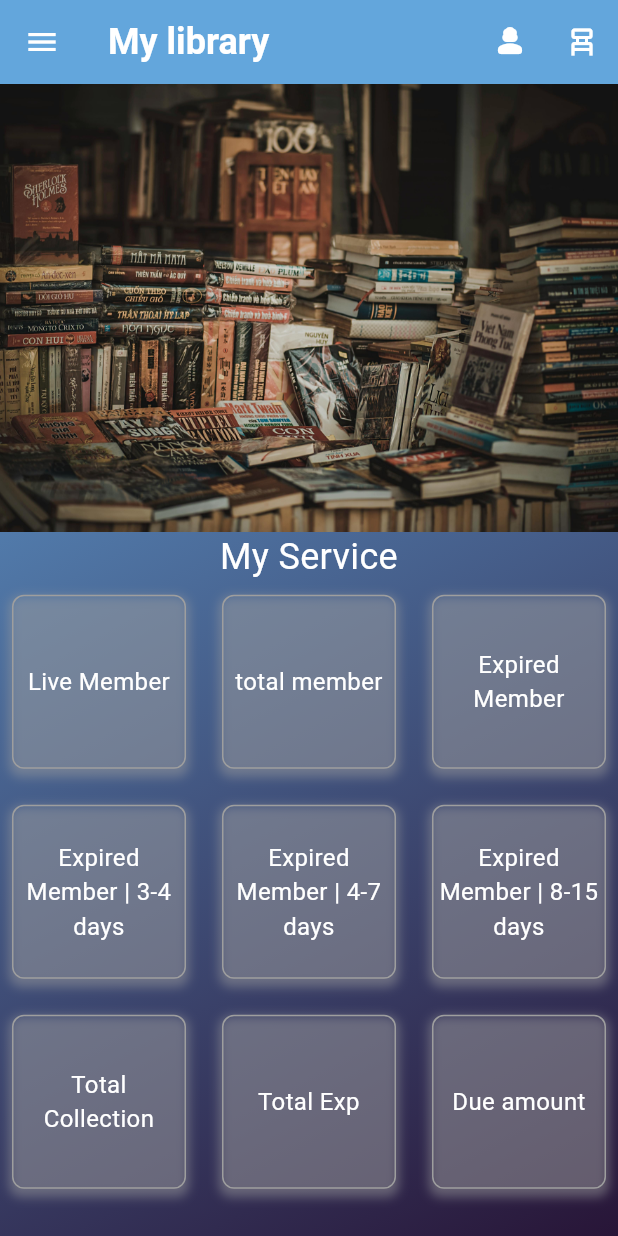
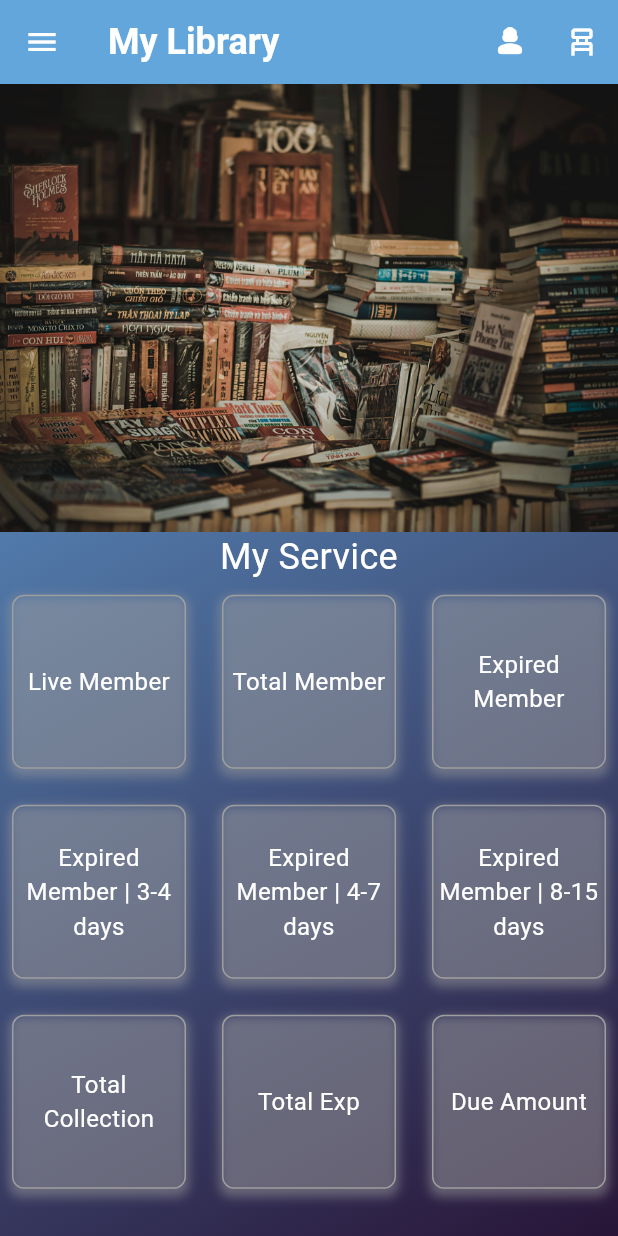
Before and after one commit to SUMITKRROY/my-library, a Flutter app: the HomeScreen screen opened by its route, on a phone screen of 412 x 824 dp. Run offline on Flutter 3.47's test engine with Material 3 defaults, Android fonts, the phone set to English and light mode, and no system bars; our stand-ins replace bloc, flutter_bloc, flutter_screenutil, sqflite; accounts and stored records are empty.

Commit message:
member page create

```diff
--- /dev/null
+++ b/devtools_options.yaml
@@ -0,0 +1,3 @@
+description: This file stores settings for Dart & Flutter DevTools.
+documentation: https://docs.flutter.dev/tools/devtools/extensions#configure-extension-enablement-states
+extensions:
--- a/lib/database/database_helper.dart
+++ b/lib/database/database_helper.dart
@@ -1,5 +1,5 @@
-import 'package:mylibrary/database/table/seat_allotment.dart';
-import 'package:mylibrary/database/table/user_profile.dart';
+import 'package:mylibrary/database/table/seat_allotment_db.dart';
+import 'package:mylibrary/database/table/user_profile_db.dart';
 import 'package:path/path.dart';
 import 'package:sqflite/sqflite.dart';
 
--- /dev/null
+++ b/lib/provider/seat_allotment/getseat_event.dart
@@ -0,0 +1,25 @@
+part of 'getseat_bloc.dart';
+
+@immutable
+sealed class GetSeatEvent {}
+
+class GetSeatSuccessEvent extends GetSeatEvent {
+
+}
+
+class InsertSeatEvent extends GetSeatEvent {
+  final String selectedShift;
+  final String memberId;
+  final String chairNo;
+  final String memberStatus;
+
+  // Constructor with required parameters
+  InsertSeatEvent({
+    required this.selectedShift,
+    required this.memberId,
+    required this.chairNo,
+    required this.memberStatus,
+  });
+}
+
+class DeleteAllSeatsEvent extends GetSeatEvent {}
--- /dev/null
+++ b/lib/provider/seat_allotment/getseat_state.dart
@@ -0,0 +1,13 @@
+part of 'getseat_bloc.dart';
+
+@immutable
+sealed class GetSeatState {}
+
+final class GetSeatInitial extends GetSeatState {}
+class GetSeatLoading extends GetSeatState {}
+class GetSeatSuccess extends GetSeatState {}
+class GetSeatError extends GetSeatState {
+  String error;
+
+  GetSeatError(this.error);
+}
--- a/lib/route/route_generater.dart
+++ b/lib/route/route_generater.dart
@@ -42,7 +42,7 @@ class MyRoutes {
             final args = settings.arguments as MemberScreen;
             return MemberScreen(
               title: args.title,
-              message: args.message,
+              index: args.index,
             );
           },
         );
--- a/lib/view/home_screen.dart
+++ b/lib/view/home_screen.dart
@@ -4,16 +4,15 @@ import 'package:flutter_screenutil/flutter_screenutil.dart';
 import 'package:mylibrary/component/myText.dart';
 import 'package:mylibrary/route/pageroute.dart';
 import 'package:mylibrary/route/route_generater.dart';
-
 import '../component/container.dart';
 import '../component/mybutton.dart';
-import '../database/table/seat_allotment.dart';
-import '../database/table/user_profile.dart';
+import '../database/table/seat_allotment_db.dart';
+import '../database/table/user_profile_db.dart';
 import 'login_screen.dart';
 import 'member.dart';
 
 class HomeScreen extends StatefulWidget {
-  const HomeScreen({super.key});
+  const HomeScreen({Key? key}) : super(key: key);
 
   @override
   State<HomeScreen> createState() => _HomeScreenState();
@@ -24,7 +23,7 @@ class _HomeScreenState extends State<HomeScreen> {
   int _currentPage = 0;
   Timer? _timer;
 
-  Map<String, dynamic> product = {
+  final Map<String, dynamic> product = {
     "library": {
       "banner": [
         {"img_url": "assets/banner/1st.jpg"},
@@ -35,21 +34,19 @@ class _HomeScreenState extends State<HomeScreen> {
     }
   };
 
-  Map<String, dynamic> grid_Details = {
+  final Map<String, dynamic> grid_Details = {
     "PREMIUM_BOUTIQUES": [
       {"icon": "", "heading": "Live Member", "count": "0"},
-      {"icon": "", "heading": "total member", "count": "1"},
+      {"icon": "", "heading": "Total Member", "count": "1"},
       {"icon": "", "heading": "Expired Member", "count": "3"},
       {"icon": "", "heading": "Expired Member | 3-4 days", "count": "5"},
       {"icon": "", "heading": "Expired Member | 4-7 days", "count": "5"},
       {"icon": "", "heading": "Expired Member | 8-15 days", "count": "5"},
       {"icon": "", "heading": "Total Collection", "count": "5"},
       {"icon": "", "heading": "Total Exp", "count": "2"},
-      {"icon": "", "heading": "Due amount", "count": "4"}
+      {"icon": "", "heading": "Due Amount", "count": "4"}
     ]
   };
-
-  Map<String, dynamic> appDetailSet = {};
 
   @override
   void initState() {
@@ -64,8 +61,6 @@ class _HomeScreenState extends State<HomeScreen> {
     _timer?.cancel();
     super.dispose();
   }
-
-
 
   void _startTimer() {
     _timer = Timer.periodic(Duration(seconds: 2), (Timer timer) {
@@ -86,8 +81,7 @@ class _HomeScreenState extends State<HomeScreen> {
   Widget build(BuildContext context) {
     return Scaffold(
       appBar: AppBar(
-        title:
-            MyText(label: "My library", fontSize: 24, fontColor: Colors.white),
+        title: MyText(label: "My Library", fontSize: 24, fontColor: Colors.white),
         actions: [
           IconButton(onPressed: () {}, icon: Icon(Icons.person_3_rounded)),
           IconButton(onPressed: () {
@@ -108,8 +102,7 @@ class _HomeScreenState extends State<HomeScreen> {
                 children: [
                   CircleAvatar(
                     radius: 40,
-                    backgroundImage: AssetImage(
-                        'assets/profile_image.png'), // Replace with your image asset path
+                    backgroundImage: AssetImage('assets/profile_image.png'),
                   ),
                   SizedBox(height: 10),
                   Text(
@@ -120,35 +113,33 @@ class _HomeScreenState extends State<HomeScreen> {
               ),
             ),
             ListTile(
-              leading: Icon(Icons.home),
-              title: Text('Home'),
+              leading: Icon(Icons.home, color: Colors.white),
+              title: Text('Home', style: TextStyle(color: Colors.white)),
               onTap: () {
                 Navigator.pop(context);
-                // Navigate to home screen
+                // Navigate to home screen if not already there
               },
             ),
             ListTile(
-              leading: Icon(Icons.settings),
-              title: Text('Settings'),
+              leading: Icon(Icons.settings, color: Colors.white),
+              title: Text('Settings', style: TextStyle(color: Colors.white)),
               onTap: () {
                 Navigator.pop(context);
-                // Navigate to settings screen
+                // Navigator.pushNamed(context, RoutePath.settings);
               },
             ),
             ListTile(
-              leading: Icon(Icons.logout),
-              title: Text('Logout'),
+              leading: Icon(Icons.logout, color: Colors.white),
+              title: Text('Logout', style: TextStyle(color: Colors.white)),
               onTap: () {
+                // Handle logout action
                 Navigator.pushReplacementNamed(context, RoutePath.login);
-                // Handle logout action
               },
             ),
-            // Add more ListTile widgets here for other buttons
           ],
         ),
       ),
       body: GradientContainer(
-        child: Center(
         child: Column(
           children: [
             Container(
@@ -184,21 +175,19 @@ class _HomeScreenState extends State<HomeScreen> {
                 ),
                 itemCount: grid_Details['PREMIUM_BOUTIQUES'].length,
                 itemBuilder: (context, index) {
-                    String gridTitle = grid_Details['PREMIUM_BOUTIQUES'][index]
-                    ['heading'];
+                  String gridTitle = grid_Details['PREMIUM_BOUTIQUES'][index]['heading'];
                   return Padding(
                     padding: const EdgeInsets.all(8.0),
                     child: GestureDetector(
                       onTap: () {
-
                         Navigator.pushNamed(
                           context,
                           RoutePath.memberScreen,
                           arguments: MemberScreen(
-                              title:  gridTitle, message:  'This message is extracted in the build method.',
+                            title: gridTitle,
+                            index: index,
                           ),
                         );
-
                       },
                       child: Container(
                         decoration: BoxDecoration(
@@ -209,8 +198,7 @@ class _HomeScreenState extends State<HomeScreen> {
                               color: Colors.grey.withOpacity(0.5),
                               spreadRadius: 2,
                               blurRadius: 5,
-                                offset:
-                                    Offset(0, 3), // changes position of shadow
+                              offset: Offset(0, 3),
                             ),
                           ],
                           border: Border.all(
@@ -219,7 +207,12 @@ class _HomeScreenState extends State<HomeScreen> {
                           ),
                         ),
                         child: Center(
-                            child: MyText(label: gridTitle, fontSize: 16, fontColor: Colors.white,alignment: true,)
+                          child: MyText(
+                            label: gridTitle,
+                            fontSize: 14.sp,
+                            fontColor: Colors.white,
+                            alignment: true,
+                          ),
                         ),
                       ),
                     ),
@@ -230,7 +223,6 @@ class _HomeScreenState extends State<HomeScreen> {
           ],
         ),
       ),
-      ),
     );
   }
 }
--- a/lib/view/register_screen.dart
+++ b/lib/view/register_screen.dart
@@ -6,7 +6,7 @@ import 'package:mylibrary/component/myTextForm.dart';
 import 'package:mylibrary/route/pageroute.dart';
 import 'package:mylibrary/utils/utils.dart';
 
-import '../database/table/user_profile.dart';
+import '../database/table/user_profile_db.dart';
 
 class RegisterScreen extends StatefulWidget {
   const RegisterScreen({Key? key}) : super(key: key);
@@ -242,6 +242,7 @@ class _RegisterScreenState extends State<RegisterScreen> {
       appDetailSet[ProfileTable.email] = _email.text;
       appDetailSet[ProfileTable.totalSeats] = int.tryParse(_totalSeats.text) ?? 0; // Parse to integer
       appDetailSet[ProfileTable.password] = _password.text; // Changed to .text
+      appDetailSet[ProfileTable.loginStatus] = "true"; // Changed to .text
 
       // Call insert method with profile data and context for navigation
       await ProfileTable().insert(appDetailSet, context);
--- a/pubspec.yaml
+++ b/pubspec.yaml
@@ -38,6 +38,7 @@ dependencies:
   carousel_slider: ^5.0.0
   flutter_screenutil: ^5.9.3
   sqflite: ^2.3.3+1
+  flutter_bloc: ^8.1.6
 
 dev_dependencies:
   flutter_test:
```
Also changed, not shown: lib/database/table/seat_allotment_db.dart (renamed from lib/database/table/seat_allotment.dart, +29 -7 lines), lib/database/table/user_profile_db.dart (renamed from lib/database/table/user_profile.dart, +35 -13 lines), lib/main.dart (+11 -4 lines), lib/provider/seat_allotment/getseat_bloc.dart (added, +71 -0 lines), lib/splash.dart (+28 -17 lines), lib/view/login_screen.dart (+29 -29 lines), lib/view/member.dart (+97 -3 lines), lib/view/seat_Allotment.dart (+27 -33 lines), pubspec.lock. Lines whose indentation alone changed are shown as unchanged.
